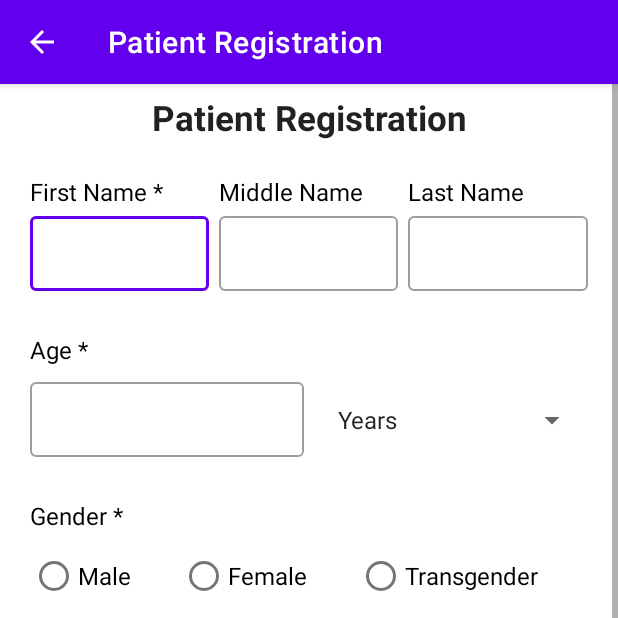
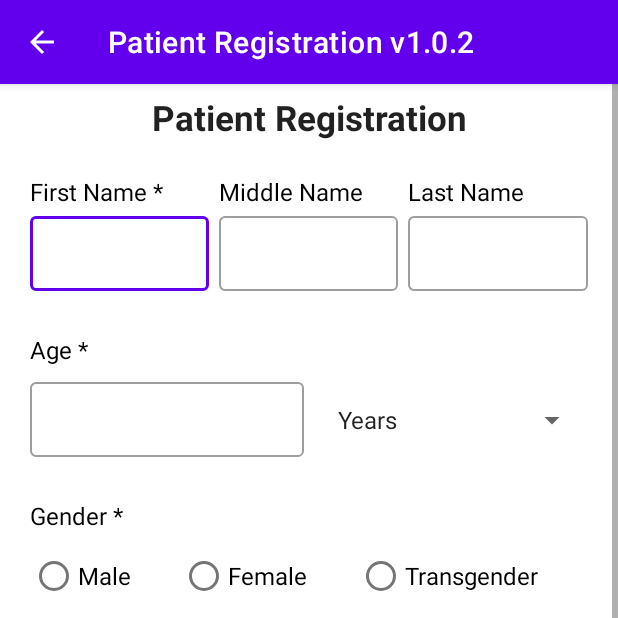
Before and after one commit to ken1000minus7/Patient-Registration, an Android app: the MainActivity screen opened directly, with no data from a screen before it, after a tap on "NEW USER", on a phone screen of 412 x 824 dp, the top half of it. Run offline under Robolectric (Android 15) with nearby library versions, the phone set to English and light mode, and no system bars; our stand-ins replace Dagger/Hilt's generated code, sdp/ssp sizes; network calls fail; 1 statement that could not run was skipped.

Commit message:
versioning stuff

```diff
--- a/app/build.gradle
+++ b/app/build.gradle
@@ -14,9 +14,9 @@ android {
         applicationId "org.hmispb.patientregistration"
         minSdk 24
         targetSdk 32
-        versionCode 2
-        versionName "1.0.1"
-
+        versionCode 3
+        versionName "1.0.2"
+        archivesBaseName = "$applicationId-v${versionName}"
         testInstrumentationRunner "androidx.test.runner.AndroidJUnitRunner"
     }
 
--- a/app/src/main/java/org/hmispb/patientregistration/ExistingUserActivity.kt
+++ b/app/src/main/java/org/hmispb/patientregistration/ExistingUserActivity.kt
@@ -26,6 +26,8 @@ class ExistingUserActivity : AppCompatActivity() {
     override fun onCreate(savedInstanceState: Bundle?) {
         super.onCreate(savedInstanceState)
         binding = ActivityExistingUserBinding.inflate(layoutInflater)
+        val appName = applicationInfo.loadLabel(packageManager).toString()
+        title = "$appName v${BuildConfig.VERSION_NAME}"
         setContentView(binding.root)
 
         try { supportActionBar?.setDisplayHomeAsUpEnabled(true) } catch (e : Exception){}
--- a/app/src/main/java/org/hmispb/patientregistration/LoginActivity.kt
+++ b/app/src/main/java/org/hmispb/patientregistration/LoginActivity.kt
@@ -33,6 +33,8 @@ class LoginActivity : AppCompatActivity() {
         }
         super.onCreate(savedInstanceState)
         binding = ActivityLoginBinding.inflate(layoutInflater)
+        val appName = applicationInfo.loadLabel(packageManager).toString()
+        title = "$appName v${BuildConfig.VERSION_NAME}"
         setContentView(binding.root)
         val viewModel: PatientViewModel by viewModels()
         binding.btnSubmit.setOnClickListener {
--- a/app/src/main/java/org/hmispb/patientregistration/MainActivity.kt
+++ b/app/src/main/java/org/hmispb/patientregistration/MainActivity.kt
@@ -22,6 +22,8 @@ class MainActivity : AppCompatActivity() {
     override fun onCreate(savedInstanceState: Bundle?) {
         super.onCreate(savedInstanceState)
         binding = ActivityMainBinding.inflate(layoutInflater)
+        val appName = applicationInfo.loadLabel(packageManager).toString()
+        title = "$appName v${BuildConfig.VERSION_NAME}"
         setContentView(binding.root)
 
         patientViewModel = ViewModelProvider(this)[PatientViewModel::class.java]
--- a/app/src/main/java/org/hmispb/patientregistration/NewPatientActivity.kt
+++ b/app/src/main/java/org/hmispb/patientregistration/NewPatientActivity.kt
@@ -31,6 +31,8 @@ class NewPatientActivity : AppCompatActivity() {
     override fun onCreate(savedInstanceState: Bundle?) {
         super.onCreate(savedInstanceState)
         binding = ActivityNewPatientBinding.inflate(layoutInflater)
+        val appName = applicationInfo.loadLabel(packageManager).toString()
+        title = "$appName v${BuildConfig.VERSION_NAME}"
         setContentView(binding.root)
 
         try { supportActionBar?.setDisplayHomeAsUpEnabled(true) } catch (e : Exception){}
```
